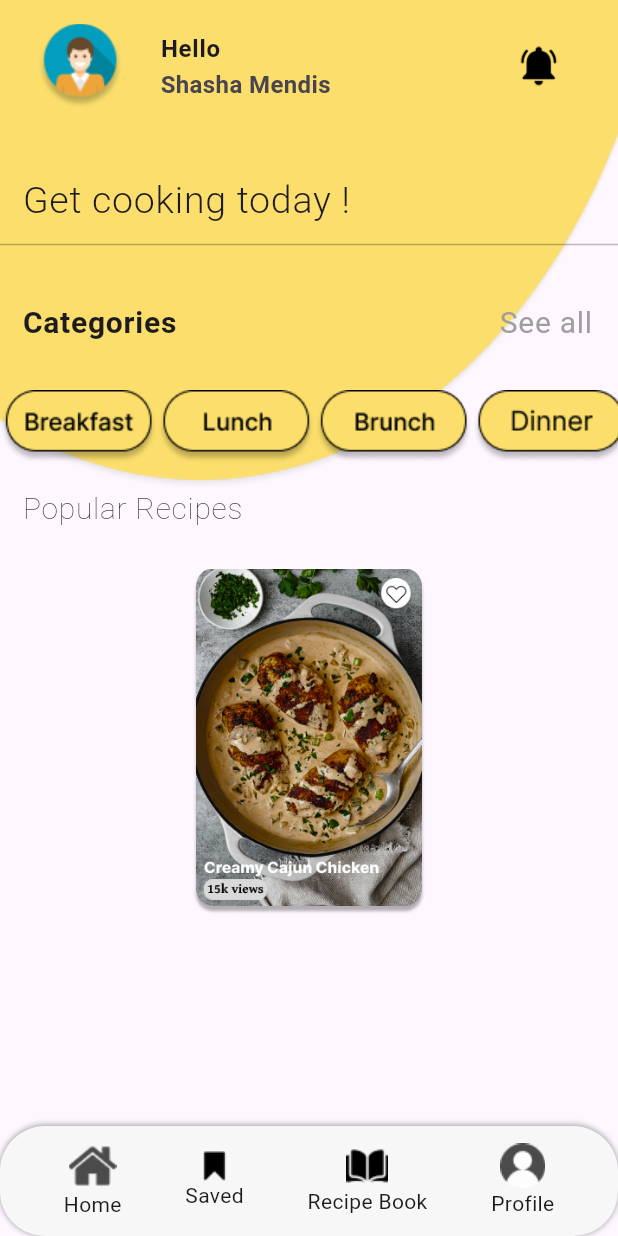
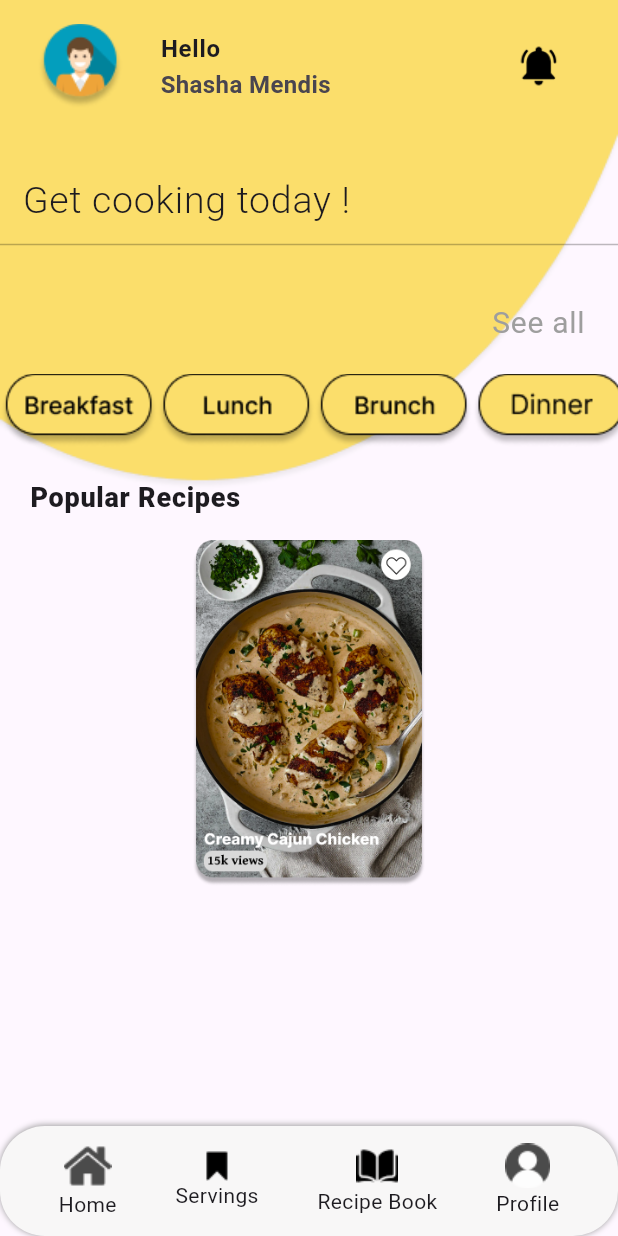
Before and after one commit to nethsaraLiyanage/recipe-rescue, a Flutter app: the HomeScreen screen opened by its route, on a phone screen of 412 x 824 dp. Run offline on Flutter 3.47's test engine with Material 3 defaults, Android fonts, the phone set to English and light mode, and no system bars; drawn by our look-alikes of carousel_slider; our stand-ins replace flutter_secure_storage, flutter_signin_button, google_fonts, top_snackbar_flutter; missing offline and left inert: email_auth, flutter_config; accounts and stored records are empty.

Commit message:
new pages

```diff
--- a/lib/main.dart
+++ b/lib/main.dart
@@ -2,8 +2,10 @@ import 'package:flutter/material.dart';
 
 import 'package:recipe_rescue/pages/Login.dart';
 import 'package:recipe_rescue/pages/Register.dart';
+import 'package:recipe_rescue/pages/notifications_screen.dart';
 import 'package:recipe_rescue/pages/profile_screen.dart';
 import 'package:recipe_rescue/pages/questions.dart';
+import 'package:recipe_rescue/pages/servings_page.dart';
 import 'package:recipe_rescue/pages/splash_page.dart';
 import 'package:recipe_rescue/pages/welcome_screen.dart';
 
@@ -31,6 +33,8 @@ class MyApp extends StatelessWidget {
         '/profile': (context) => const ProfileScreen(),
         '/welcome': (context) => const WelcomeScreen(),
         '/questions': (context) => const QuestionScreen(),
+        '/notifications': (context) => const NotificationsScreen(),
+        // '/servings': (context) => const ServingsScreen(),
       },
     );
   }
--- a/lib/pages/home_screen.dart
+++ b/lib/pages/home_screen.dart
@@ -1,9 +1,11 @@
+import 'package:recipe_rescue/pages/notifications_screen.dart';
 import 'package:recipe_rescue/pages/profile_screen.dart';
 import 'package:flutter/material.dart';
 
 import 'package:carousel_slider/carousel_slider.dart';
 
 import 'package:recipe_rescue/model/tech_models.dart';
+import 'package:recipe_rescue/pages/servings_page.dart';
 import 'package:recipe_rescue/widgets/custom_appbar.dart';
 import 'package:recipe_rescue/widgets/progress_bar.dart';
 
@@ -59,7 +61,7 @@ class _HomeScreenState extends State<HomeScreen>
       },
       {
         'icon': 'assets/images/saved.png',
-        'title': 'Saved',
+        'title': 'Servings',
       },
       {'icon': 'assets/images/recipe_book.png',
         'title': 'Recipe Book'
@@ -78,6 +80,20 @@ class _HomeScreenState extends State<HomeScreen>
           ),
         );
       }
+      if (title == 'Servings') {
+        // Navigator.of(context).push(
+        //   MaterialPageRoute(
+        //     builder: (ctx) => ServingsScreen(),
+        //   ),
+        // );
+      }
+    }
+    void onNotifications() {
+      Navigator.of(context).push(
+        MaterialPageRoute(
+          builder: (ctx) => NotificationsScreen(),
+        ),
+      );
     }
 
     return Scaffold(
@@ -93,7 +109,9 @@ class _HomeScreenState extends State<HomeScreen>
               mainAxisSize: MainAxisSize.min,
               children: [
                 const SizedBox(height: 8),
-                const CustomAppBar(),
+                CustomAppBar(
+                  onTap: onNotifications,
+                ),
                 const SizedBox(height: 35),
                 Row(
                   mainAxisAlignment: MainAxisAlignment.spaceBetween,
@@ -120,7 +138,7 @@ class _HomeScreenState extends State<HomeScreen>
                     Padding(
                       padding: const EdgeInsets.only(left: 15),
                       child: Text(
-                        'Categories',
+                        '',
                         style: Theme.of(context).textTheme.bodyLarge!.copyWith(
                               fontSize: 20,
                               fontWeight: FontWeight.bold,
@@ -128,7 +146,7 @@ class _HomeScreenState extends State<HomeScreen>
                       ),
                     ),
                     Padding(
-                      padding: const EdgeInsets.only(right: 5),
+                      padding: const EdgeInsets.only(right: 10),
                       child: TextButton(
                           onPressed: () {},
                           child: Text(
@@ -143,7 +161,7 @@ class _HomeScreenState extends State<HomeScreen>
                     )
                   ],
                 ),
-                const SizedBox(height: 21),
+                const SizedBox(height: 10),
                 Row(
                   mainAxisAlignment: MainAxisAlignment.spaceEvenly,
                   children: [
@@ -160,24 +178,24 @@ class _HomeScreenState extends State<HomeScreen>
                     ),
                   ],
                 ),
-                const SizedBox(height: 15),
+                const SizedBox(height: 20),
                 Row(
                   mainAxisAlignment: MainAxisAlignment.spaceBetween,
                   children: [
                     Padding(
-                      padding: const EdgeInsets.only(left: 15),
+                      padding: const EdgeInsets.only(left: 20),
                       child: Text(
                         'Popular Recipes',
                         style: Theme.of(context).textTheme.bodyLarge!.copyWith(
-                              fontSize: 20,
-                              fontWeight: FontWeight.w200,
+                              fontSize: 18,
+                              fontWeight: FontWeight.w800,
                             ),
                       ),
                     ),
 
                   ],
                 ),
-                const SizedBox(height: 25),
+                const SizedBox(height: 15),
                 CarouselSlider(
                   items: detailItems
                       .map(
@@ -198,7 +216,7 @@ class _HomeScreenState extends State<HomeScreen>
                       .toList(),
                   options: CarouselOptions(
                     height: size.height * 0.28,
-                    enableInfiniteScroll: false,
+                    enableInfiniteScroll: true,
                     initialPage: 0,
                   ),
                 ),
--- a/lib/widgets/custom_appbar.dart
+++ b/lib/widgets/custom_appbar.dart
@@ -1,7 +1,12 @@
 import 'package:flutter/material.dart';
 
 class CustomAppBar extends StatelessWidget {
-  const CustomAppBar({super.key});
+  const CustomAppBar({
+    super.key,
+    required this.onTap,
+  });
+
+  final void Function() onTap;
 
   @override
   Widget build(BuildContext context) {
@@ -26,7 +31,10 @@ class CustomAppBar extends StatelessWidget {
           fontWeight: FontWeight.w700,
         ),
       ),
-      trailing: Image.asset('assets/images/home_bell.png'),
+      trailing: InkWell(
+        onTap: onTap,
+        child: Image.asset('assets/images/home_bell.png'),
+      ),
     );
   }
 }
--- a/pubspec.yaml
+++ b/pubspec.yaml
@@ -89,6 +89,8 @@ flutter:
     - assets/images/star.png
     - assets/images/items.png
     - assets/images/chicken_curry1.png
+    - assets/images/notification_background.png
+    - assets/images/servings.png
 
   # An image asset can refer to one or more resolution-specific "variants", see
   # https://flutter.dev/assets-and-images/#resolution-aware
```
Also changed, not shown: lib/model/notification_model.dart (added, +13 -0 lines), lib/pages/notifications_screen.dart (added, +203 -0 lines), lib/pages/servings_page.dart (added, +203 -0 lines), assets/images/notification_background.png (added), assets/images/servings.png (added).
